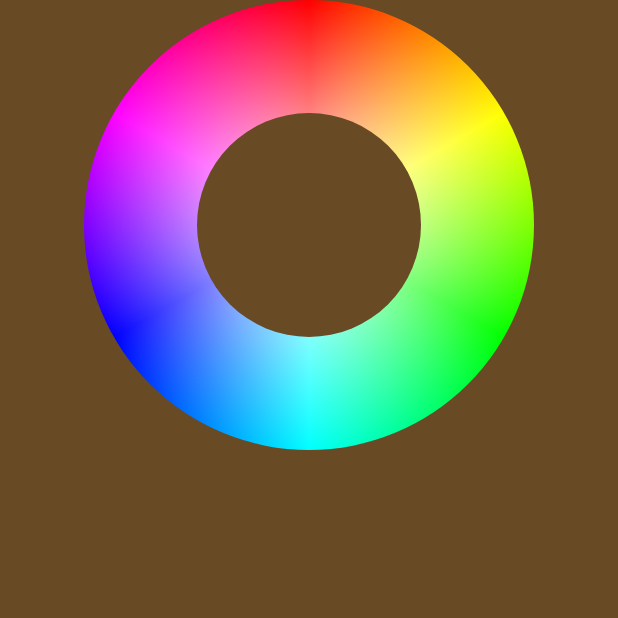
After one commit to zhaoliufeng/MyLab, an Android app: the ShaderActivity screen opened directly, with no data from a screen before it, on a phone screen of 412 x 824 dp, the top half of it. The commit adds this screen. Run offline under Robolectric (Android 15) with nearby library versions, the phone set to English and light mode, and no system bars.

Commit message:
新增环形色盘模式

```diff
--- a/app/src/main/AndroidManifest.xml
+++ b/app/src/main/AndroidManifest.xml
@@ -29,7 +29,8 @@
         <activity android:name=".ColorPicker.ColorPickerActivity" />
         <activity android:name=".CustomSeekBar.SeekBarActivity" />
         <activity android:name=".ColorPicker.RingColorPickerActivity" />
-        <activity android:name=".MulitClickActivity"></activity>
+        <activity android:name=".CoutomClickView.MulitClickActivity"/>
+        <activity android:name=".lab.ShaderActivity"/>
     </application>
 
 </manifest>
--- a/app/src/main/java/me/zhaoliufeng/mylab/MulitClickActivity.java
+++ b/app/src/main/java/me/zhaoliufeng/mylab/CoutomClickView/MulitClickActivity.java
@@ -1,4 +1,4 @@
-package me.zhaoliufeng.mylab;
+package me.zhaoliufeng.mylab.CoutomClickView;
 
 import android.content.Context;
 import android.support.v7.app.AppCompatActivity;
@@ -11,9 +11,8 @@ import android.widget.ListView;
 
 import java.util.ArrayList;
 import java.util.List;
-import java.util.zip.Inflater;
 
-import me.zhaoliufeng.customviews.ClickView;
+import me.zhaoliufeng.mylab.R;
 
 public class MulitClickActivity extends AppCompatActivity {
 
--- a/app/src/main/java/me/zhaoliufeng/mylab/MainActivity.java
+++ b/app/src/main/java/me/zhaoliufeng/mylab/MainActivity.java
@@ -9,6 +9,7 @@ import me.zhaoliufeng.mylab.BootPage.BootPageActivity;
 import me.zhaoliufeng.mylab.Chart.ChartActivity;
 import me.zhaoliufeng.mylab.ColorPicker.ColorPickerActivity;
 import me.zhaoliufeng.mylab.ColorPicker.RingColorPickerActivity;
+import me.zhaoliufeng.mylab.CoutomClickView.MulitClickActivity;
 import me.zhaoliufeng.mylab.CustomButton.SwitchButtonActivity;
 import me.zhaoliufeng.mylab.CustomSeekBar.SeekBarActivity;
 import me.zhaoliufeng.mylab.DashBoardView.DashBoardActivity;
--- a/app/src/main/java/me/zhaoliufeng/mylab/lab/LabActivity.java
+++ b/app/src/main/java/me/zhaoliufeng/mylab/lab/LabActivity.java
@@ -22,4 +22,8 @@ public class LabActivity extends AppCompatActivity {
     public void viewApiOnClick(View view) {
         startActivity(new Intent(this, ViewDrawApiActivity.class));
     }
+
+    public void shaderOnClick(View view) {
+        startActivity(new Intent(this, ShaderActivity.class));
+    }
 }
--- /dev/null
+++ b/app/src/main/java/me/zhaoliufeng/mylab/lab/ShaderActivity.java
@@ -0,0 +1,18 @@
+package me.zhaoliufeng.mylab.lab;
+
+import android.app.Activity;
+import android.os.Bundle;
+
+import me.zhaoliufeng.mylab.R;
+
+/**
+ * Created by We-Smart on 2017/7/26.
+ */
+
+public class ShaderActivity extends Activity{
+    @Override
+    protected void onCreate(Bundle savedInstanceState) {
+        super.onCreate(savedInstanceState);
+        setContentView(R.layout.activity_shader);
+    }
+}
--- a/app/src/main/res/layout/activity_mulit_click.xml
+++ b/app/src/main/res/layout/activity_mulit_click.xml
@@ -4,7 +4,7 @@
     xmlns:tools="http://schemas.android.com/tools"
     android:layout_width="match_parent"
     android:layout_height="match_parent"
-    tools:context="me.zhaoliufeng.mylab.MulitClickActivity">
+    tools:context="me.zhaoliufeng.mylab.CoutomClickView.MulitClickActivity">
 
     <ListView
         android:id="@+id/lv"
--- /dev/null
+++ b/app/src/main/res/layout/activity_shader.xml
@@ -0,0 +1,12 @@
+<?xml version="1.0" encoding="utf-8"?>
+<FrameLayout xmlns:android="http://schemas.android.com/apk/res/android"
+    android:orientation="vertical"
+    android:background="@color/colorBrown"
+    android:layout_width="match_parent"
+    android:layout_height="match_parent">
+
+<me.zhaoliufeng.customviews.Shader.ColorShader
+    android:layout_width="match_parent"
+    android:layout_height="300dp" />
+
+</FrameLayout>
--- a/app/src/main/res/layout/lv_item_mutil_click.xml
+++ b/app/src/main/res/layout/lv_item_mutil_click.xml
@@ -2,10 +2,10 @@
 <LinearLayout xmlns:android="http://schemas.android.com/apk/res/android"
     android:orientation="vertical" android:layout_width="match_parent"
     android:layout_height="match_parent">
-    <me.zhaoliufeng.customviews.ClickViewV2
+    <me.zhaoliufeng.customviews.CoutomClickView.ClickViewV2
         android:id="@+id/cv"
         android:layout_width="match_parent"
         android:layout_height="80dp">
 
-    </me.zhaoliufeng.customviews.ClickViewV2>
+    </me.zhaoliufeng.customviews.CoutomClickView.ClickViewV2>
 </LinearLayout>
--- a/customviews/src/main/java/me/zhaoliufeng/customviews/ClickView.java
+++ b/customviews/src/main/java/me/zhaoliufeng/customviews/CoutomClickView/ClickView.java
@@ -1,4 +1,4 @@
-package me.zhaoliufeng.customviews;
+package me.zhaoliufeng.customviews.CoutomClickView;
 
 import android.content.Context;
 import android.graphics.Point;
--- a/customviews/src/main/java/me/zhaoliufeng/customviews/ClickViewV2.java
+++ b/customviews/src/main/java/me/zhaoliufeng/customviews/CoutomClickView/ClickViewV2.java
@@ -1,4 +1,4 @@
-package me.zhaoliufeng.customviews;
+package me.zhaoliufeng.customviews.CoutomClickView;
 
 import android.content.Context;
 import android.content.ReceiverCallNotAllowedException;
--- /dev/null
+++ b/customviews/src/main/java/me/zhaoliufeng/customviews/Shader/ColorShader.java
@@ -0,0 +1,74 @@
+package me.zhaoliufeng.customviews.Shader;
+
+import android.content.Context;
+import android.graphics.Canvas;
+import android.graphics.Color;
+import android.graphics.ComposeShader;
+import android.graphics.Matrix;
+import android.graphics.Paint;
+import android.graphics.PorterDuff;
+import android.graphics.PorterDuffXfermode;
+import android.graphics.RadialGradient;
+import android.graphics.Shader;
+import android.graphics.SweepGradient;
+import android.support.annotation.Nullable;
+import android.util.AttributeSet;
+import android.view.View;
+
+/**
+ * Created by We-Smart on 2017/7/26.
+ */
+
+public class ColorShader extends View {
+
+
+    int[] colors =  new int[] {
+            0xFFFF0000, 0xFFFF7F00, 0xFFFFFF00, 0xFF7FFF00,
+            0xFF00FF00, 0xFF00FF7F, 0xFF00FFFF, 0xFF007FFF,
+            0xFF0000FF, 0xFF7F00FF, 0xFFFF00FF, 0xFFFF007F,
+            0xFFFF0000}; //色环颜色值
+
+    private Shader sweepShader; //扫描渲染
+    private Shader radialShader;    //环形渲染
+    private Paint mPaint;   //画笔
+    private Paint mCpaint; //中心圆
+    public ColorShader(Context context) {
+        super(context);
+    }
+
+    public ColorShader(Context context, @Nullable AttributeSet attrs) {
+        super(context, attrs);
+        init();
+    }
+
+    private void init() {
+        mPaint = new Paint();
+        mPaint.setAntiAlias(true);
+
+        mCpaint = new Paint();
+        mCpaint.setAntiAlias(true);
+        mCpaint.setXfermode(new PorterDuffXfermode(PorterDuff.Mode.CLEAR));
+
+        setLayerType(View.LAYER_TYPE_SOFTWARE, null);
+    }
+
+    @Override
+    protected void onSizeChanged(int w, int h, int oldw, int oldh) {
+        super.onSizeChanged(w, h, oldw, oldh);
+        sweepShader = new SweepGradient(getWidth()/2, getHeight()/2, colors, null);
+        radialShader = new RadialGradient(getWidth()/2, getHeight()/2, getHeight()/2, new int[]{Color.WHITE, Color.parseColor("#00ffffff")}, null, Shader.TileMode.CLAMP);
+        ComposeShader shader = new ComposeShader(sweepShader, radialShader, PorterDuff.Mode.LIGHTEN);
+        Matrix matrix = new Matrix();
+        matrix.setRotate(-90, getMeasuredWidth()/2, getMeasuredHeight()/2);
+        shader.setLocalMatrix(matrix);
+        mPaint.setShader(shader);
+    }
+
+    @Override
+    protected void onDraw(Canvas canvas) {
+        super.onDraw(canvas);
+        canvas.drawCircle(getWidth()/2, getHeight()/2, getHeight()/2, mPaint);
+
+        canvas.drawCircle(getWidth()/2, getHeight()/2, getHeight()/4, mCpaint);
+    }
+}
```
Also changed, not shown: app/src/main/java/me/zhaoliufeng/mylab/ColorPicker/RingColorPickerActivity.java (+18 -4 lines), app/src/main/res/layout/activity_lab.xml (+7 -0 lines), app/src/main/res/layout/activity_ring_color_picker.xml (+8 -0 lines), customviews/src/main/java/me/zhaoliufeng/customviews/ViewColorPicker/RingColorPicker.java (+109 -11 lines).
